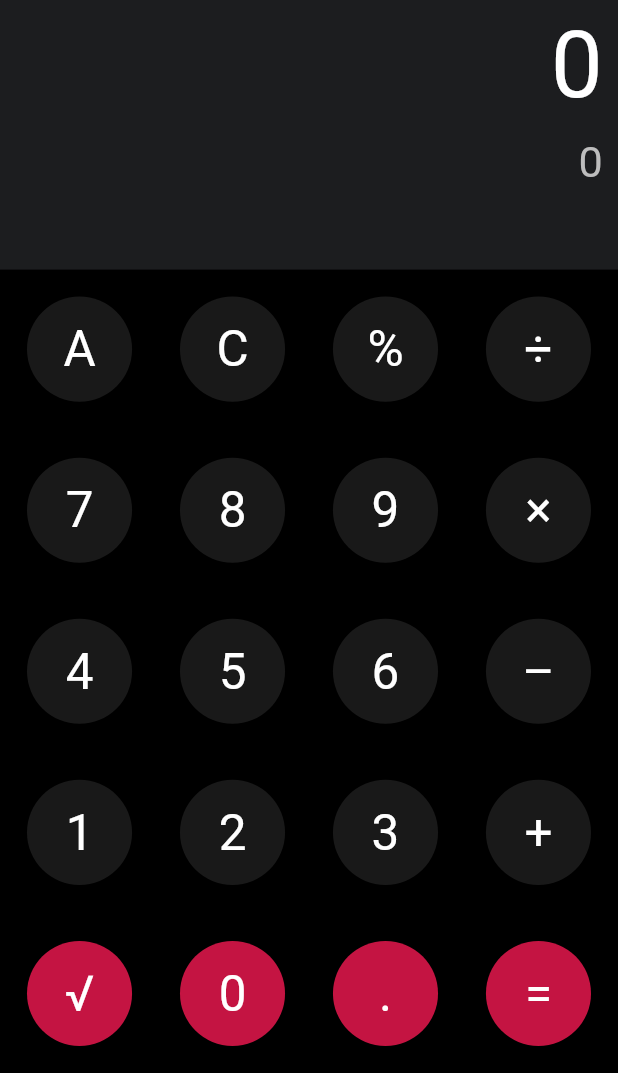
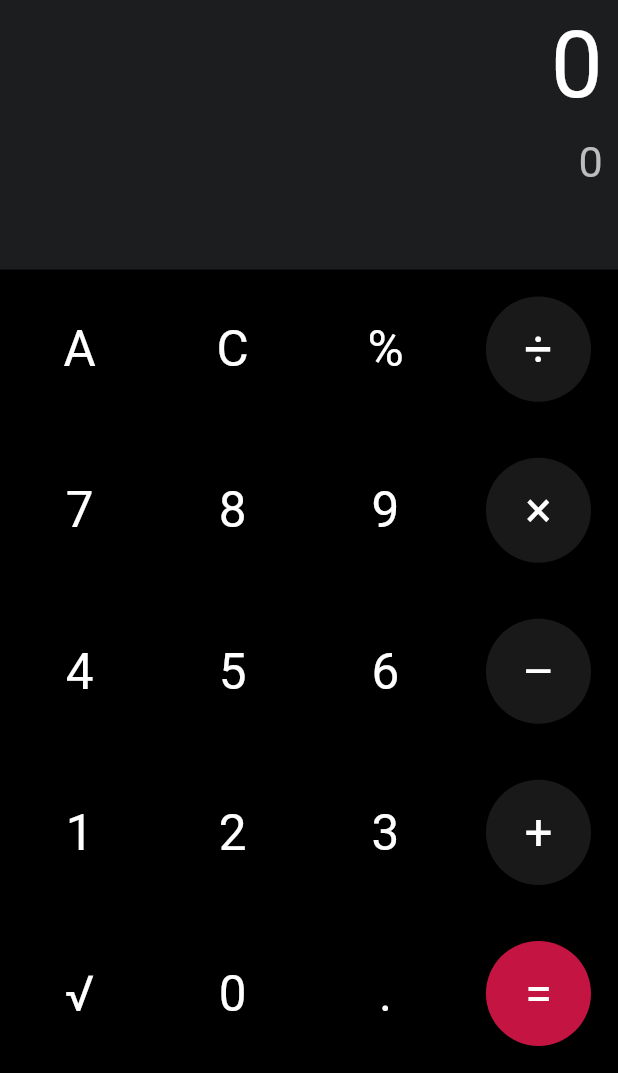
Before and after one commit to WebAdib/calculator_ostad, a Flutter app: the screen it shows after launch, on a phone screen of 412 x 824 dp, the part 163-1236 px from its top. Run offline on Flutter 3.47's test engine with Material 3 defaults, Android fonts, the phone set to English and light mode, and no system bars; our stand-ins replace device_preview, sizer.

Commit message:
ui updated

```diff
--- a/lib/Calculator.dart
+++ b/lib/Calculator.dart
@@ -120,11 +120,11 @@ class _CalculatorState extends State<Calculator> {
               child: Column(
                 mainAxisAlignment: MainAxisAlignment.spaceBetween,
                 children: [
-                  buildButtonRow(["A", "C", "%", "÷"], AppColors.mybtnColor1),
-                  buildButtonRow(["7", "8", "9", "×"], AppColors.mybtnColor1),
-                  buildButtonRow(["4", "5", "6", "–"], AppColors.mybtnColor1),
-                  buildButtonRow(["1", "2", "3", "+"], AppColors.mybtnColor1),
-                  buildButtonRow(["√", "0", ".", "="], AppColors.mybtnColor2),
+                  buildButtonRow(["A", "C", "%", "÷"]),
+                  buildButtonRow(["7", "8", "9", "×"]),
+                  buildButtonRow(["4", "5", "6", "–"]),
+                  buildButtonRow(["1", "2", "3", "+"]),
+                  buildButtonRow(["√", "0", ".", "="]),
                 ],
               ),
             ),
@@ -134,19 +134,28 @@ class _CalculatorState extends State<Calculator> {
     );
   }
 
-  Widget buildButtonRow(List<String> buttons, Color? color) {
+  Widget buildButtonRow(List<String> buttons) {
     return Row(
       mainAxisAlignment: MainAxisAlignment.spaceBetween,
-      children: buttons
-          .map(
-            (btnText) => CalculatorButton(
-              btnText: btnText,
-              btnColor: btnText == "=" ? AppColors.mybtnColor2 : color,
-              onTap: () => buttonPressed(btnText, updateState, _input, _output,
-                  _operand, _previousNumber, _currentNumber, btnText == "="),
-            ),
-          )
-          .toList(),
+      children: buttons.map(
+        (btnText) {
+          Color btnColor;
+          if (["÷", "×", "–", "+"].contains(btnText)) {
+            btnColor = AppColors.mybtnColor1; // Operators
+          } else if (btnText == "=") {
+            btnColor = AppColors.mybtnColor2; // Equals button
+          } else {
+            btnColor = Colors.black; // Other buttons
+          }
+
+          return CalculatorButton(
+            btnText: btnText,
+            btnColor: btnColor,
+            onTap: () => buttonPressed(btnText, updateState, _input, _output,
+                _operand, _previousNumber, _currentNumber, btnText == "="),
+          );
+        },
+      ).toList(),
     );
   }
 }
--- a/lib/Functions.dart
+++ b/lib/Functions.dart
@@ -115,6 +115,9 @@ String calculateResult(
   if (result % 1 == 0) {
     return result.toInt().toString(); // Convert to integer if no decimal part
   } else {
-    return result.toString(); // Keep as double otherwise
+    return result
+        .toStringAsFixed(9)
+        .replaceFirst(RegExp(r'0*$'), '')
+        .replaceFirst(RegExp(r'\.$'), ''); // Keep as double otherwise
   }
 }
--- a/lib/widgets/CalculatorButton.dart
+++ b/lib/widgets/CalculatorButton.dart
@@ -1,8 +1,6 @@
-// This is CalculatorButton.dart page
-
 import 'package:flutter/material.dart';
 
-class CalculatorButton extends StatelessWidget {
+class CalculatorButton extends StatefulWidget {
   final String btnText;
   final Color? btnColor;
   final VoidCallback onTap;
@@ -15,24 +13,82 @@ class CalculatorButton extends StatelessWidget {
   }) : super(key: key);
 
   @override
+  _CalculatorButtonState createState() => _CalculatorButtonState();
+}
+
+class _CalculatorButtonState extends State<CalculatorButton>
+    with SingleTickerProviderStateMixin {
+  double _scale = 1.0;
+  late AnimationController _controller;
+
+  @override
+  void initState() {
+    super.initState();
+    _controller = AnimationController(
+      vsync: this,
+      duration: Duration(milliseconds: 80), // Fast smooth animation
+      lowerBound: 0.95, // Slight press-in effect
+      upperBound: 1.0,
+    );
+    _controller.addListener(() {
+      setState(() {
+        _scale = _controller.value;
+      });
+    });
+  }
+
+  @override
+  void dispose() {
+    _controller.dispose();
+    super.dispose();
+  }
+
+  void _onTapDown(TapDownDetails details) {
+    _controller.reverse(); // Shrink effect when pressed
+  }
+
+  void _onTapUp(TapUpDetails details) {
+    _controller.forward(); // Return to normal size
+    widget.onTap(); // Execute button function
+  }
+
+  @override
   Widget build(BuildContext context) {
     double screenWidth1 = MediaQuery.of(context).size.width;
 
     return GestureDetector(
-      onTap: onTap,
+      onTapDown: _onTapDown,
+      onTapUp: _onTapUp,
+      onTapCancel: () => _controller.forward(), // Reset if canceled
+      child: Transform.scale(
+        scale: _scale,
         child: Container(
           margin: EdgeInsets.all(8),
           height: screenWidth1 * 0.17,
           width: screenWidth1 * 0.17,
           decoration: BoxDecoration(
-          color: btnColor ?? Colors.grey[800],
+            color: widget.btnColor ?? Colors.grey[800],
+            shape: BoxShape.circle,
+          ),
+          child: Material(
+            color: Colors.transparent,
+            shape: CircleBorder(),
+            child: InkWell(
+              onTap: widget.onTap,
               borderRadius: BorderRadius.circular(100),
-        ),
+              splashColor: Colors.white.withOpacity(0.2), // Softer ripple
+              highlightColor:
+                  widget.btnColor?.withOpacity(0.3), // Blends with button color
               child: Center(
                 child: Text(
-            btnText,
-            style:
-                TextStyle(fontSize: screenWidth1 * 0.08, color: Colors.white),
+                  widget.btnText,
+                  style: TextStyle(
+                    fontSize: screenWidth1 * 0.08,
+                    color: Colors.white,
+                  ),
+                ),
+              ),
+            ),
           ),
         ),
       ),
```
Lines whose indentation alone changed are shown as unchanged.
